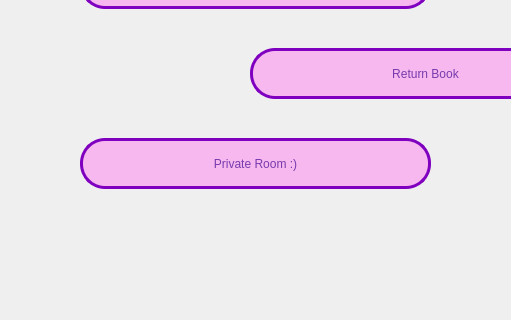
Above: userdashboard.ui from audrina-ebrahimi/Library before the change; both pictures show x 420 to 931 and y 442 to 762 of the 1296 by 762 pixel window. Below: the same form after it.
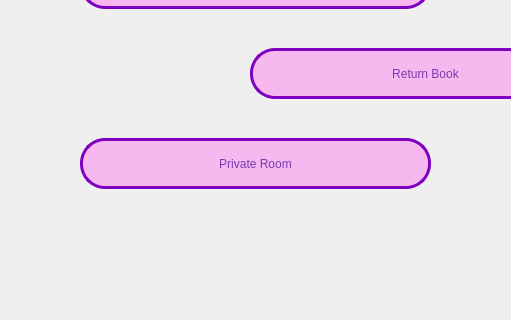
That is the form after the change. Icons and pictures are not drawn.

The edit to the form file:
```diff
--- a/userdashboard.ui
+++ b/userdashboard.ui
@@ -194,7 +194,7 @@
      <string notr="true">border: 3px solid rgb(127, 0, 191);</string>
     </property>
     <property name="text">
-     <string>Private Room :)</string>
+     <string>Private Room</string>
     </property>
    </widget>
    <widget class="QPushButton" name="returnButton">
```
